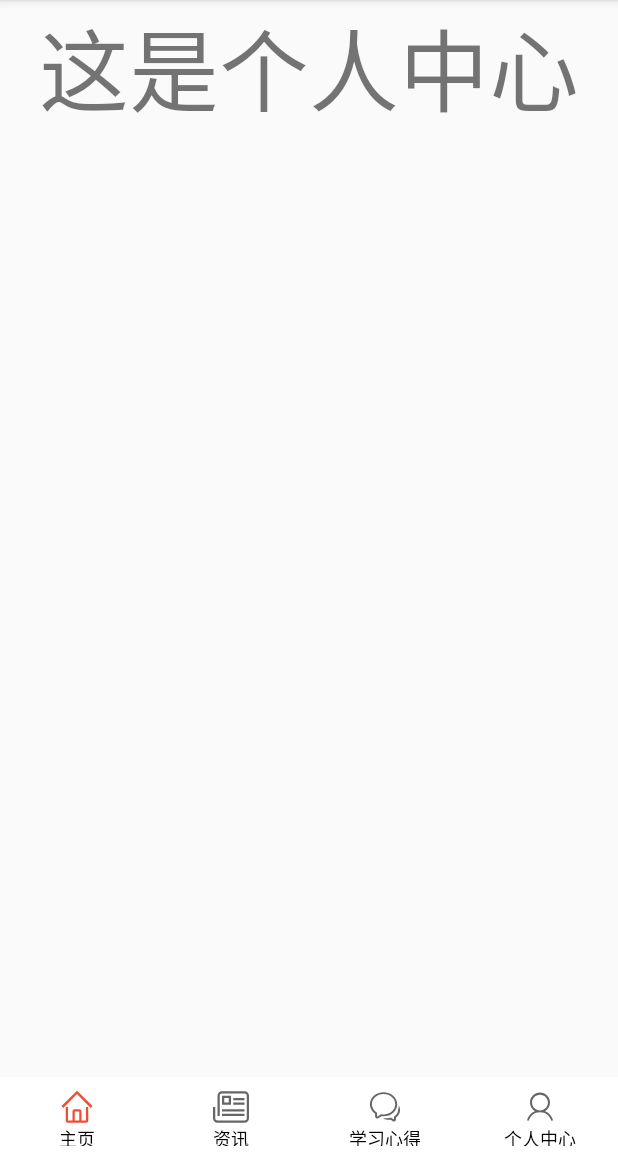
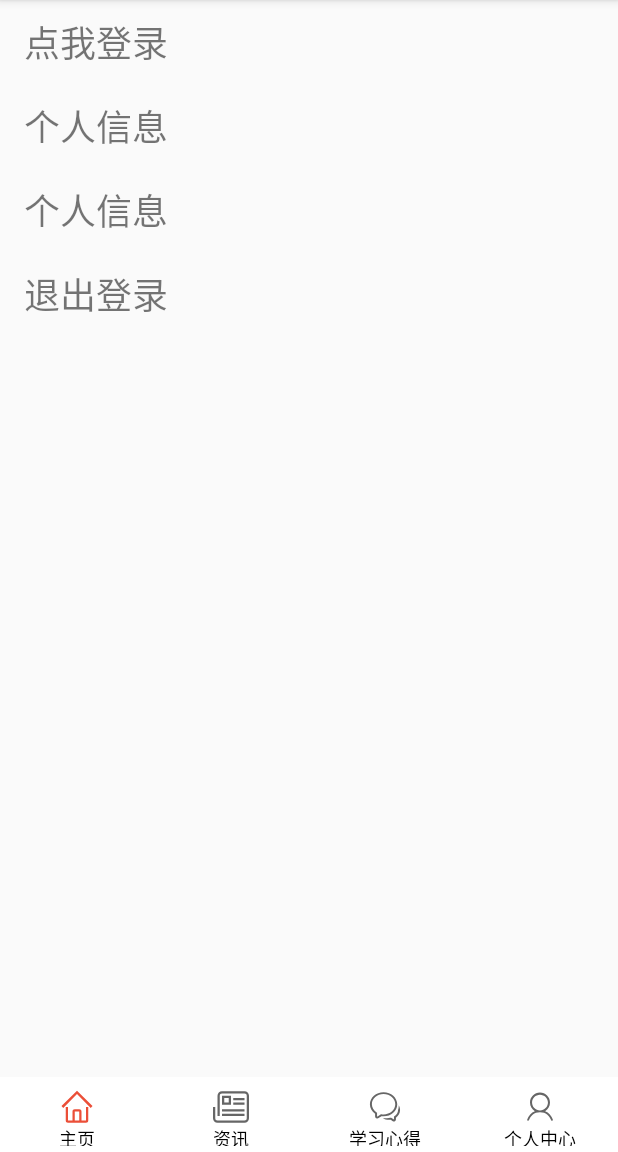
Before and after one commit to RedrockMobile/PioneerOfCQUPT_Android, an Android app: the fragment PersonalCenterFragment placed in its activity, on a phone screen of 412 x 824 dp, the part 84-1236 px from its top. Run offline under Robolectric (Android 15) with nearby library versions, the phone set to English and light mode, and no system bars.

Commit message:
login&person

```diff
--- a/app/src/main/res/layout/fragment_personal_center.xml
+++ b/app/src/main/res/layout/fragment_personal_center.xml
@@ -1,12 +1,36 @@
 <?xml version="1.0" encoding="utf-8"?>
 <LinearLayout xmlns:android="http://schemas.android.com/apk/res/android"
-    android:orientation="vertical" android:layout_width="match_parent"
-    android:layout_height="match_parent">
+    android:layout_width="match_parent"
+    android:layout_height="match_parent"
+    android:orientation="vertical"
+    android:layout_marginStart="@dimen/activity_horizontal_margin"
+    android:layout_marginLeft="@dimen/activity_horizontal_margin">
+
     <TextView
-        android:layout_width="wrap_content"
-        android:layout_height="wrap_content"
-        android:textSize="60sp"
-        android:layout_gravity="center_horizontal"
-        android:text="这是个人中心"
-        />
+        android:layout_width="match_parent"
+        android:layout_height="@dimen/default_height"
+        android:gravity="center_vertical"
+        android:text="@string/click_to_login"
+        android:textSize="24sp" />
+
+    <TextView
+        android:layout_width="match_parent"
+        android:layout_height="@dimen/default_height"
+        android:gravity="center_vertical"
+        android:text="@string/person_information"
+        android:textSize="24sp" />
+
+    <TextView
+        android:layout_width="match_parent"
+        android:layout_height="@dimen/default_height"
+        android:gravity="center_vertical"
+        android:text="@string/person_information"
+        android:textSize="24sp" />
+
+    <TextView
+        android:layout_width="match_parent"
+        android:layout_height="@dimen/default_height"
+        android:gravity="center_vertical"
+        android:text="@string/exit_login"
+        android:textSize="24sp" />
 </LinearLayout>
--- a/app/src/main/res/values/dimens.xml
+++ b/app/src/main/res/values/dimens.xml
@@ -2,4 +2,5 @@
     <!-- Default screen margins, per the Android Design guidelines. -->
     <dimen name="activity_horizontal_margin">16dp</dimen>
     <dimen name="activity_vertical_margin">16dp</dimen>
+    <dimen name="default_height">56dp</dimen>
 </resources>
--- a/app/src/main/res/values/strings.xml
+++ b/app/src/main/res/values/strings.xml
@@ -18,4 +18,9 @@
         completions."
     </string>
 
+    <!-- person -->
+    <string name="exit_login">退出登录</string>
+    <string name="click_to_login">点我登录</string>
+    <string name="person_information">个人信息</string>
+    <!-- person -->
 </resources>
```
Also changed, not shown: app/src/main/res/mipmap-hdpi/ic_launcher.png, app/src/main/res/mipmap-mdpi/ic_launcher.png, app/src/main/res/mipmap-xhdpi/ic_launcher.png, app/src/main/res/mipmap-xxhdpi/ic_launcher.png, app/src/main/res/mipmap-xxxhdpi/ic_launcher.png.
